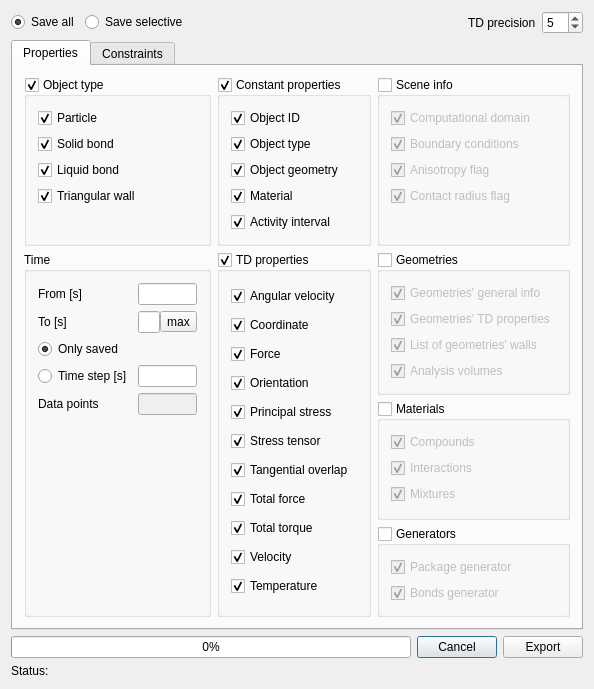
msolids/musen, file QTDialogs/MUSENMainWindow/ExportAsTextTab.ui: the form before one commit.
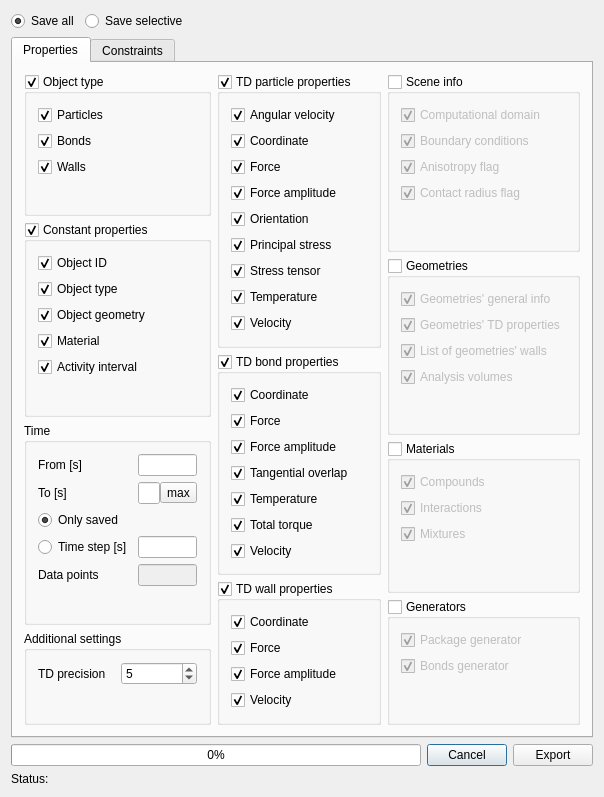
The form after the commit. Icons and pictures are not drawn. Custom widgets are drawn as their Qt base class.

The edit to the form file:
```diff
--- a/QTDialogs/MUSENMainWindow/ExportAsTextTab.ui
+++ b/QTDialogs/MUSENMainWindow/ExportAsTextTab.ui
@@ -6,8 +6,8 @@
    <rect>
     <x>0</x>
     <y>0</y>
-    <width>559</width>
-    <height>597</height>
+    <width>572</width>
+    <height>716</height>
    </rect>
   </property>
   <property name="windowTitle">
@@ -30,29 +30,31 @@
       <attribute name="title">
        <string>Properties</string>
       </attribute>
-      <layout class="QGridLayout" name="gridLayout">
-       <item row="2" column="3" rowspan="2">
-        <widget class="QGroupBox" name="groupBoxMaterials">
-         <property name="toolTip">
-          <string/>
+      <layout class="QHBoxLayout" name="horizontalLayout_6">
+       <item>
+        <layout class="QVBoxLayout" name="verticalLayout_11">
+         <item>
+          <widget class="QGroupBox" name="groupObjectType">
+           <property name="enabled">
+            <bool>true</bool>
          </property>
          <property name="title">
-          <string>Materials</string>
+            <string>Object type</string>
          </property>
          <property name="checkable">
           <bool>true</bool>
          </property>
          <property name="checked">
-          <bool>false</bool>
-         </property>
-         <layout class="QVBoxLayout" name="verticalLayout_6">
+            <bool>true</bool>
+           </property>
+           <layout class="QVBoxLayout" name="verticalLayout">
           <item>
-           <widget class="QCheckBox" name="checkBoxCompounds">
+             <widget class="QCheckBox" name="checkTypeParts">
             <property name="toolTip">
              <string/>
             </property>
             <property name="text">
-             <string>Compounds</string>
+               <string>Particles</string>
             </property>
             <property name="checked">
              <bool>true</bool>
@@ -60,12 +62,12 @@
            </widget>
           </item>
           <item>
-           <widget class="QCheckBox" name="checkBoxInteractions">
+             <widget class="QCheckBox" name="checkTypeBonds">
             <property name="toolTip">
              <string/>
             </property>
             <property name="text">
-             <string>Interactions</string>
+               <string>Bonds</string>
             </property>
             <property name="checked">
              <bool>true</bool>
@@ -73,12 +75,12 @@
            </widget>
           </item>
           <item>
-           <widget class="QCheckBox" name="checkBoxMixtures">
+             <widget class="QCheckBox" name="checkTypeWalls">
             <property name="toolTip">
              <string/>
             </property>
             <property name="text">
-             <string>Mixtures</string>
+               <string>Walls</string>
             </property>
             <property name="checked">
              <bool>true</bool>
@@ -86,7 +88,7 @@
            </widget>
           </item>
           <item>
-           <spacer name="verticalSpacer_3">
+             <spacer name="verticalSpacer_5">
             <property name="orientation">
              <enum>Qt::Vertical</enum>
             </property>
@@ -101,75 +103,8 @@
          </layout>
         </widget>
        </item>
-       <item row="1" column="3">
-        <widget class="QGroupBox" name="groupBoxGeometries">
-         <property name="toolTip">
-          <string/>
-         </property>
-         <property name="title">
-          <string>Geometries</string>
-         </property>
-         <property name="checkable">
-          <bool>true</bool>
-         </property>
-         <property name="checked">
-          <bool>false</bool>
-         </property>
-         <layout class="QVBoxLayout" name="verticalLayout_5">
           <item>
-           <widget class="QCheckBox" name="checkBoxGeometry">
-            <property name="toolTip">
-             <string/>
-            </property>
-            <property name="text">
-             <string>Geometries' general info</string>
-            </property>
-            <property name="checked">
-             <bool>true</bool>
-            </property>
-           </widget>
-          </item>
-          <item>
-           <widget class="QCheckBox" name="checkBoxTDPGeometry">
-            <property name="toolTip">
-             <string/>
-            </property>
-            <property name="text">
-             <string>Geometries' TD properties</string>
-            </property>
-            <property name="checked">
-             <bool>true</bool>
-            </property>
-           </widget>
-          </item>
-          <item>
-           <widget class="QCheckBox" name="checkBoxIndOfPlanesGeometry">
-            <property name="toolTip">
-             <string/>
-            </property>
-            <property name="text">
-             <string>List of geometries' walls</string>
-            </property>
-            <property name="checked">
-             <bool>true</bool>
-            </property>
-           </widget>
-          </item>
-          <item>
-           <widget class="QCheckBox" name="checkBoxAnalysisVolumes">
-            <property name="text">
-             <string>Analysis volumes</string>
-            </property>
-            <property name="checked">
-             <bool>true</bool>
-            </property>
-           </widget>
-          </item>
-         </layout>
-        </widget>
-       </item>
-       <item row="0" column="1">
-        <widget class="QGroupBox" name="groupBoxConstProperties">
+          <widget class="QGroupBox" name="groupConst">
          <property name="title">
           <string>Constant properties</string>
          </property>
@@ -242,78 +177,8 @@
             </property>
            </widget>
           </item>
-         </layout>
-        </widget>
-       </item>
-       <item row="0" column="3">
-        <widget class="QGroupBox" name="groupBoxSceneInfo">
-         <property name="title">
-          <string>Scene info</string>
-         </property>
-         <property name="checkable">
-          <bool>true</bool>
-         </property>
-         <property name="checked">
-          <bool>false</bool>
-         </property>
-         <layout class="QVBoxLayout" name="verticalLayout_3">
           <item>
-           <widget class="QCheckBox" name="checkBoxComputationalDomain">
-            <property name="toolTip">
-             <string/>
-            </property>
-            <property name="text">
-             <string>Computational domain</string>
-            </property>
-            <property name="checked">
-             <bool>true</bool>
-            </property>
-           </widget>
-          </item>
-          <item>
-           <widget class="QCheckBox" name="checkBoxBoundaryConditions">
-            <property name="toolTip">
-             <string/>
-            </property>
-            <property name="text">
-             <string>Boundary conditions</string>
-            </property>
-            <property name="checked">
-             <bool>true</bool>
-            </property>
-           </widget>
-          </item>
-          <item>
-           <widget class="QCheckBox" name="checkBoxAnisotropy">
-            <property name="toolTip">
-             <string/>
-            </property>
-            <property name="text">
-             <string>Anisotropy flag</string>
-            </property>
-            <property name="checked">
-             <bool>true</bool>
-            </property>
-           </widget>
-          </item>
-          <item>
-           <widget class="QCheckBox" name="checkBoxContactRadius">
-            <property name="toolTip">
-             <string/>
-            </property>
-            <property name="text">
-             <string>Contact radius flag</string>
-            </property>
-            <property name="checked">
-             <bool>true</bool>
-            </property>
-           </widget>
-          </item>
-          <item>
-           <spacer name="verticalSpacer_5">
-            <property name="toolTip">
-             <string/>
-            </property>
+             <spacer name="verticalSpacer_3">
             <property name="orientation">
              <enum>Qt::Vertical</enum>
             </property>
@@ -328,129 +193,8 @@
          </layout>
         </widget>
        </item>
-       <item row="0" column="0">
-        <widget class="QGroupBox" name="groupBoxObjectType">
-         <property name="enabled">
-          <bool>true</bool>
-         </property>
-         <property name="title">
-          <string>Object type</string>
-         </property>
-         <property name="checkable">
-          <bool>true</bool>
-         </property>
-         <property name="checked">
-          <bool>true</bool>
-         </property>
-         <layout class="QVBoxLayout" name="verticalLayout">
           <item>
-           <widget class="QCheckBox" name="checkBoxParticle">
-            <property name="toolTip">
-             <string/>
-            </property>
-            <property name="text">
-             <string>Particle</string>
-            </property>
-            <property name="checked">
-             <bool>true</bool>
-            </property>
-           </widget>
-          </item>
-          <item>
-           <widget class="QCheckBox" name="checkBoxSolidBond">
-            <property name="toolTip">
-             <string/>
-            </property>
-            <property name="text">
-             <string>Solid bond</string>
-            </property>
-            <property name="checked">
-             <bool>true</bool>
-            </property>
-           </widget>
-          </item>
-          <item>
-           <widget class="QCheckBox" name="checkBoxLiquidBond">
-            <property name="toolTip">
-             <string/>
-            </property>
-            <property name="text">
-             <string>Liquid bond</string>
-            </property>
-            <property name="checked">
-             <bool>true</bool>
-            </property>
-           </widget>
-          </item>
-          <item>
-           <widget class="QCheckBox" name="checkBoxTriangularWall">
-            <property name="toolTip">
-             <string/>
-            </property>
-            <property name="text">
-             <string>Triangular wall</string>
-            </property>
-            <property name="checked">
-             <bool>true</bool>
-            </property>
-           </widget>
-          </item>
-          <item>
-           <spacer name="verticalSpacer_2">
-            <property name="toolTip">
-             <string/>
-            </property>
-            <property name="orientation">
-             <enum>Qt::Vertical</enum>
-            </property>
-            <property name="sizeHint" stdset="0">
-             <size>
-              <width>20</width>
-              <height>40</height>
-             </size>
-            </property>
-           </spacer>
-          </item>
-         </layout>
-        </widget>
-       </item>
-       <item row="4" column="3">
-        <widget class="QGroupBox" name="groupBoxGenerators">
-         <property name="title">
-          <string>Generators</string>
-         </property>
-         <property name="checkable">
-          <bool>true</bool>
-         </property>
-         <property name="checked">
-          <bool>false</bool>
-         </property>
-         <layout class="QVBoxLayout" name="verticalLayout_7">
-          <item>
-           <widget class="QCheckBox" name="checkBoxPackageGenerator">
-            <property name="text">
-             <string>Package generator</string>
-            </property>
-            <property name="checked">
-             <bool>true</bool>
-            </property>
-           </widget>
-          </item>
-          <item>
-           <widget class="QCheckBox" name="checkBoxBondsGenerator">
-            <property name="text">
-             <string>Bonds generator</string>
-            </property>
-            <property name="checked">
-             <bool>true</bool>
-            </property>
-           </widget>
-          </item>
-         </layout>
-        </widget>
-       </item>
-       <item row="1" column="0" rowspan="4">
-        <widget class="QGroupBox" name="groupBoxTime">
+          <widget class="QGroupBox" name="groupTime">
          <property name="toolTip">
           <string/>
          </property>
@@ -459,19 +203,19 @@
          </property>
          <layout class="QGridLayout" name="gridLayout_3">
           <item row="1" column="1">
-           <layout class="QHBoxLayout" name="horizontalLayout_4" stretch="0,0">
+             <layout class="QHBoxLayout" name="horizontalLayout_5" stretch="0,0">
             <property name="spacing">
              <number>0</number>
             </property>
             <item>
-             <widget class="QLineEdit" name="lineEditTimeTo">
+               <widget class="QLineEdit" name="lineTimeEnd">
               <property name="toolTip">
                <string/>
               </property>
              </widget>
             </item>
             <item>
-             <widget class="QToolButton" name="toolButtonUpdateTimeTo">
+               <widget class="QToolButton" name="buttonTimeUpdate">
               <property name="text">
                <string>max</string>
               </property>
@@ -486,6 +230,29 @@
             </property>
            </widget>
           </item>
+            <item row="2" column="0">
+             <widget class="QRadioButton" name="radioTimeSaved">
+              <property name="toolTip">
+               <string/>
+              </property>
+              <property name="text">
+               <string>Only saved</string>
+              </property>
+              <property name="checked">
+               <bool>true</bool>
+              </property>
+             </widget>
+            </item>
+            <item row="0" column="0">
+             <widget class="QLabel" name="label_5">
+              <property name="toolTip">
+               <string/>
+              </property>
+              <property name="text">
+               <string>From [s]</string>
+              </property>
+             </widget>
+            </item>
           <item row="4" column="1">
            <widget class="QLineEdit" name="lineEditTimePoints">
             <property name="enabled">
@@ -509,13 +276,6 @@
             </property>
            </widget>
           </item>
-          <item row="3" column="1">
-           <widget class="QLineEdit" name="lineEditTimeStep">
-            <property name="toolTip">
-             <string/>
-            </property>
-           </widget>
-          </item>
           <item row="1" column="0">
            <widget class="QLabel" name="label_6">
             <property name="toolTip">
@@ -526,26 +286,10 @@
             </property>
            </widget>
           </item>
-          <item row="2" column="0">
-           <widget class="QRadioButton" name="radioButtonTimeSaved">
+            <item row="3" column="1">
+             <widget class="QLineEdit" name="lineTimeStep">
             <property name="toolTip">
              <string/>
-            </property>
-            <property name="text">
-             <string>Only saved</string>
-            </property>
-            <property name="checked">
-             <bool>true</bool>
-            </property>
-           </widget>
-          </item>
-          <item row="0" column="0">
-           <widget class="QLabel" name="label_5">
-            <property name="toolTip">
-             <string/>
-            </property>
-            <property name="text">
-             <string>From [s]</string>
             </property>
            </widget>
           </item>
@@ -559,11 +303,8 @@
             </property>
            </widget>
           </item>
-          <item row="5" column="1">
-           <spacer name="verticalSpacer">
-            <property name="toolTip">
-             <string/>
-            </property>
+            <item row="5" column="0" colspan="2">
+             <spacer name="verticalSpacer_2">
             <property name="orientation">
              <enum>Qt::Vertical</enum>
             </property>
@@ -583,16 +324,75 @@
          <zorder>radioButtonTimeStep</zorder>
          <zorder>lineEditTimeStep</zorder>
          <zorder>label_7</zorder>
-         <zorder>lineEditTimePoints</zorder>
-        </widget>
-       </item>
-       <item row="1" column="1" rowspan="4">
-        <widget class="QGroupBox" name="groupBoxTDProperties">
+           <zorder>lineTimePoints</zorder>
+          </widget>
+         </item>
+         <item>
+          <widget class="QGroupBox" name="groupAdditional">
+           <property name="title">
+            <string>Additional settings</string>
+           </property>
+           <layout class="QVBoxLayout" name="verticalLayout_10">
+            <item>
+             <layout class="QHBoxLayout" name="horizontalLayout_4">
+              <item>
+               <widget class="QLabel" name="label_2">
+                <property name="text">
+                 <string>TD precision</string>
+                </property>
+               </widget>
+              </item>
+              <item>
+               <widget class="QSpinBox" name="spinAddTDPrecision">
+                <property name="toolTip">
+                 <string>Decimal precision to be used to format floating-point values of time-dependent properties</string>
+                </property>
+                <property name="statusTip">
+                 <string>Decimal precision to be used to format floating-point values of time-dependent properties</string>
+                </property>
+                <property name="whatsThis">
+                 <string>Decimal precision to be used to format floating-point values of time-dependent properties</string>
+                </property>
+                <property name="minimum">
+                 <number>1</number>
+                </property>
+                <property name="maximum">
+                 <number>14</number>
+                </property>
+                <property name="value">
+                 <number>5</number>
+                </property>
+               </widget>
+              </item>
+             </layout>
+            </item>
+            <item>
+             <spacer name="verticalSpacer">
+              <property name="orientation">
+               <enum>Qt::Vertical</enum>
+              </property>
+              <property name="sizeHint" stdset="0">
+               <size>
+                <width>20</width>
+                <height>40</height>
+               </size>
+              </property>
+             </spacer>
+            </item>
+           </layout>
+          </widget>
+         </item>
+        </layout>
+       </item>
+       <item>
+        <layout class="QVBoxLayout" name="verticalLayout_12">
+         <item>
+          <widget class="QGroupBox" name="groupTDParts">
          <property name="toolTip">
           <string/>
          </property>
          <property name="title">
-          <string>TD properties</string>
+            <string>TD particle properties</string>
          </property>
          <property name="flat">
           <bool>false</bool>
@@ -641,7 +441,20 @@
            </widget>
           </item>
           <item>
-           <widget class="QCheckBox" name="checkBoxQuaternion">
+             <widget class="QCheckBox" name="checkTDPartForceAmpl">
+              <property name="toolTip">
+               <string>Is used for all types of objects</string>
+              </property>
+              <property name="text">
+               <string>Force amplitude</string>
+              </property>
+              <property name="checked">
+               <bool>true</bool>
+              </property>
+             </widget>
+            </item>
+            <item>
+             <widget class="QCheckBox" name="checkTDPartOrient">
             <property name="toolTip">
              <string>Is used only for particles</string>
             </property>
@@ -677,7 +490,103 @@
            </widget>
           </item>
           <item>
-           <widget class="QCheckBox" name="checkBoxTangOverlap">
+             <widget class="QCheckBox" name="checkTDPartTemp">
+              <property name="toolTip">
+               <string>Is used only for particles and solid bonds</string>
+              </property>
+              <property name="text">
+               <string>Temperature</string>
+              </property>
+              <property name="checked">
+               <bool>true</bool>
+              </property>
+             </widget>
+            </item>
+            <item>
+             <widget class="QCheckBox" name="checkTDPartVel">
+              <property name="toolTip">
+               <string>Is used only for particles and triangular walls</string>
+              </property>
+              <property name="text">
+               <string>Velocity</string>
+              </property>
+              <property name="checked">
+               <bool>true</bool>
+              </property>
+             </widget>
+            </item>
+            <item>
+             <spacer name="verticalSpacer_7">
+              <property name="orientation">
+               <enum>Qt::Vertical</enum>
+              </property>
+              <property name="sizeHint" stdset="0">
+               <size>
+                <width>20</width>
+                <height>40</height>
+               </size>
+              </property>
+             </spacer>
+            </item>
+           </layout>
+          </widget>
+         </item>
+         <item>
+          <widget class="QGroupBox" name="groupTDBonds">
+           <property name="toolTip">
+            <string/>
+           </property>
+           <property name="title">
+            <string>TD bond properties</string>
+           </property>
+           <property name="flat">
+            <bool>false</bool>
+           </property>
+           <property name="checkable">
+            <bool>true</bool>
+           </property>
+           <layout class="QVBoxLayout" name="verticalLayout_5">
+            <item>
+             <widget class="QCheckBox" name="checkTDBondCoord">
+              <property name="toolTip">
+               <string>Is used only for particles</string>
+              </property>
+              <property name="text">
+               <string>Coordinate</string>
+              </property>
+              <property name="checked">
+               <bool>true</bool>
+              </property>
+             </widget>
+            </item>
+            <item>
+             <widget class="QCheckBox" name="checkTDBondForce">
+              <property name="toolTip">
+               <string>Is used for all types of objects</string>
+              </property>
+              <property name="text">
+               <string>Force</string>
+              </property>
+              <property name="checked">
+               <bool>true</bool>
+              </property>
+             </widget>
+            </item>
+            <item>
+             <widget class="QCheckBox" name="checkTDBondForceAmpl">
+              <property name="toolTip">
+               <string>Is used for all types of objects</string>
+              </property>
+              <property name="text">
+               <string>Force amplitude</string>
+              </property>
+              <property name="checked">
+               <bool>true</bool>
+              </property>
+             </widget>
+            </item>
+            <item>
+             <widget class="QCheckBox" name="checkTDBondTangOverl">
             <property name="toolTip">
              <string>Is used only for solid bonds</string>
             </property>
@@ -690,12 +599,12 @@
            </widget>
           </item>
           <item>
-           <widget class="QCheckBox" name="checkBoxTotalForce">
+             <widget class="QCheckBox" name="checkTDBondTemp">
             <property name="toolTip">
              <string>Is used for all types of objects</string>
             </property>
             <property name="text">
-             <string>Total force</string>
+               <string>Temperature</string>
             </property>
             <property name="checked">
              <bool>true</bool>
@@ -703,7 +612,7 @@
            </widget>
           </item>
           <item>
-           <widget class="QCheckBox" name="checkBoxTotalTorque">
+             <widget class="QCheckBox" name="checkTDBondTotTorque">
             <property name="toolTip">
              <string>Is used only for solid bonds</string>
             </property>
@@ -716,7 +625,7 @@
            </widget>
           </item>
           <item>
-           <widget class="QCheckBox" name="checkBoxVelocity">
+             <widget class="QCheckBox" name="checkTDBondVel">
             <property name="toolTip">
              <string>Is used only for particles and triangular walls</string>
             </property>
@@ -729,20 +638,387 @@
            </widget>
           </item>
           <item>
-           <widget class="QCheckBox" name="checkBoxTemperature">
+             <spacer name="verticalSpacer_6">
+              <property name="orientation">
+               <enum>Qt::Vertical</enum>
+              </property>
+              <property name="sizeHint" stdset="0">
+               <size>
+                <width>20</width>
+                <height>40</height>
+               </size>
+              </property>
+             </spacer>
+            </item>
+           </layout>
+          </widget>
+         </item>
+         <item>
+          <widget class="QGroupBox" name="groupTDWalls">
             <property name="toolTip">
-             <string>Is used only for particles and solid bonds</string>
-            </property>
+            <string/>
+           </property>
+           <property name="title">
+            <string>TD wall properties</string>
+           </property>
+           <property name="flat">
+            <bool>false</bool>
+           </property>
+           <property name="checkable">
+            <bool>true</bool>
+           </property>
+           <layout class="QVBoxLayout" name="verticalLayout_6">
+            <item>
+             <widget class="QCheckBox" name="checkTDWallCoord">
+              <property name="toolTip">
+               <string>Is used only for particles</string>
+              </property>
             <property name="text">
-             <string>Temperature</string>
+               <string>Coordinate</string>
             </property>
             <property name="checked">
              <bool>true</bool>
             </property>
            </widget>
           </item>
-         </layout>
-        </widget>
+            <item>
+             <widget class="QCheckBox" name="checkTDWallForce">
+              <property name="toolTip">
+               <string>Is used for all types of objects</string>
+              </property>
+              <property name="text">
+               <string>Force</string>
+              </property>
+              <property name="checked">
+               <bool>true</bool>
+              </property>
+             </widget>
+            </item>
+            <item>
+             <widget class="QCheckBox" name="checkTDWallForceAmpl">
+              <property name="toolTip">
+               <string>Is used for all types of objects</string>
+              </property>
+              <property name="text">
+               <string>Force amplitude</string>
+              </property>
+              <property name="checked">
+               <bool>true</bool>
+              </property>
+             </widget>
+            </item>
+            <item>
+             <widget class="QCheckBox" name="checkTDWallVel">
+              <property name="toolTip">
+               <string>Is used only for particles and triangular walls</string>
+              </property>
+              <property name="text">
+               <string>Velocity</string>
+              </property>
+              <property name="checked">
+               <bool>true</bool>
+              </property>
+             </widget>
+            </item>
+            <item>
+             <spacer name="verticalSpacer_8">
+              <property name="orientation">
+               <enum>Qt::Vertical</enum>
+              </property>
+              <property name="sizeHint" stdset="0">
+               <size>
+                <width>20</width>
+                <height>40</height>
+               </size>
+              </property>
+             </spacer>
+            </item>
+           </layout>
+          </widget>
+         </item>
+        </layout>
+       </item>
+       <item>
+        <layout class="QVBoxLayout" name="verticalLayout_13">
+         <item>
+          <widget class="QGroupBox" name="groupScene">
+           <property name="title">
+            <string>Scene info</string>
+           </property>
+           <property name="checkable">
+            <bool>true</bool>
+           </property>
+           <property name="checked">
+            <bool>false</bool>
+           </property>
+           <layout class="QVBoxLayout" name="verticalLayout_3">
+            <item>
+             <widget class="QCheckBox" name="checkInfoDomain">
+              <property name="toolTip">
+               <string/>
+              </property>
+              <property name="text">
+               <string>Computational domain</string>
+              </property>
+              <property name="checked">
+               <bool>true</bool>
+              </property>
+             </widget>
+            </item>
+            <item>
+             <widget class="QCheckBox" name="checkInfoPBC">
+              <property name="toolTip">
+               <string/>
+              </property>
+              <property name="text">
+               <string>Boundary conditions</string>
+              </property>
+              <property name="checked">
+               <bool>true</bool>
+              </property>
+             </widget>
+            </item>
+            <item>
+             <widget class="QCheckBox" name="checkInfoAnisotropy">
+              <property name="toolTip">
+               <string/>
+              </property>
+              <property name="text">
+               <string>Anisotropy flag</string>
+              </property>
+              <property name="checked">
+               <bool>true</bool>
+              </property>
+             </widget>
+            </item>
+            <item>
+             <widget class="QCheckBox" name="checkInfoContactRadius">
+              <property name="toolTip">
+               <string/>
+              </property>
+              <property name="text">
+               <string>Contact radius flag</string>
+              </property>
+              <property name="checked">
+               <bool>true</bool>
+              </property>
+             </widget>
+            </item>
+            <item>
+             <spacer name="verticalSpacer_11">
+              <property name="orientation">
+               <enum>Qt::Vertical</enum>
+              </property>
+              <property name="sizeHint" stdset="0">
+               <size>
+                <width>20</width>
+                <height>40</height>
+               </size>
+              </property>
+             </spacer>
+            </item>
+           </layout>
+          </widget>
+         </item>
+         <item>
+          <widget class="QGroupBox" name="groupGeometries">
+           <property name="toolTip">
+            <string/>
+           </property>
+           <property name="title">
+            <string>Geometries</string>
+           </property>
+           <property name="checkable">
+            <bool>true</bool>
+           </property>
+           <property name="checked">
+            <bool>false</bool>
+           </property>
+           <layout class="QVBoxLayout" name="verticalLayout_7">
+            <item>
+             <widget class="QCheckBox" name="checkGeometryGeneral">
+              <property name="toolTip">
+               <string/>
+              </property>
+              <property name="text">
+               <string>Geometries' general info</string>
+              </property>
+              <property name="checked">
+               <bool>true</bool>
+              </property>
+             </widget>
+            </item>
+            <item>
+             <widget class="QCheckBox" name="checkGeometryTDP">
+              <property name="toolTip">
+               <string/>
+              </property>
+              <property name="text">
+               <string>Geometries' TD properties</string>
+              </property>
+              <property name="checked">
+               <bool>true</bool>
+              </property>
+             </widget>
+            </item>
+            <item>
+             <widget class="QCheckBox" name="checkGeometryWalls">
+              <property name="toolTip">
+               <string/>
+              </property>
+              <property name="text">
+               <string>List of geometries' walls</string>
+              </property>
+              <property name="checked">
+               <bool>true</bool>
+              </property>
+             </widget>
+            </item>
+            <item>
+             <widget class="QCheckBox" name="checkGeometryVolumes">
+              <property name="text">
+               <string>Analysis volumes</string>
+              </property>
+              <property name="checked">
+               <bool>true</bool>
+              </property>
+             </widget>
+            </item>
+            <item>
+             <spacer name="verticalSpacer_10">
+              <property name="orientation">
+               <enum>Qt::Vertical</enum>
+              </property>
+              <property name="sizeHint" stdset="0">
+               <size>
+                <width>20</width>
+                <height>40</height>
+               </size>
+              </property>
+             </spacer>
+            </item>
+           </layout>
+          </widget>
+         </item>
+         <item>
+          <widget class="QGroupBox" name="groupMaterials">
+           <property name="toolTip">
+            <string/>
+           </property>
+           <property name="title">
+            <string>Materials</string>
+           </property>
+           <property name="checkable">
+            <bool>true</bool>
+           </property>
+           <property name="checked">
+            <bool>false</bool>
+           </property>
+           <layout class="QVBoxLayout" name="verticalLayout_9">
+            <item>
+             <widget class="QCheckBox" name="checkMaterialCompounds">
+              <property name="toolTip">
+               <string/>
+              </property>
+              <property name="text">
+               <string>Compounds</string>
+              </property>
+              <property name="checked">
+               <bool>true</bool>
+              </property>
+             </widget>
+            </item>
+            <item>
+             <widget class="QCheckBox" name="checkMaterialInteractions">
+              <property name="toolTip">
+               <string/>
+              </property>
+              <property name="text">
+               <string>Interactions</string>
+              </property>
+              <property name="checked">
+               <bool>true</bool>
+              </property>
+             </widget>
+            </item>
+            <item>
+             <widget class="QCheckBox" name="checkMaterialMixtures">
+              <property name="toolTip">
+               <string/>
+              </property>
+              <property name="text">
+               <string>Mixtures</string>
+              </property>
+              <property name="checked">
+               <bool>true</bool>
+              </property>
+             </widget>
+            </item>
+            <item>
+             <spacer name="verticalSpacer_9">
+              <property name="orientation">
+               <enum>Qt::Vertical</enum>
+              </property>
+              <property name="sizeHint" stdset="0">
+               <size>
+                <width>20</width>
+                <height>40</height>
+               </size>
+              </property>
+             </spacer>
+            </item>
+           </layout>
+          </widget>
+         </item>
+         <item>
+          <widget class="QGroupBox" name="groupGenerators">
+           <property name="title">
+            <string>Generators</string>
+           </property>
+           <property name="checkable">
+            <bool>true</bool>
+           </property>
+           <property name="checked">
+            <bool>false</bool>
+           </property>
+           <layout class="QVBoxLayout" name="verticalLayout_8">
+            <item>
+             <widget class="QCheckBox" name="checkGeneratorPackage">
+              <property name="text">
+               <string>Package generator</string>
+              </property>
+              <property name="checked">
+               <bool>true</bool>
+              </property>
+             </widget>
+            </item>
+            <item>
+             <widget class="QCheckBox" name="checkGeneratorBonds">
+              <property name="text">
+               <string>Bonds generator</string>
+              </property>
+              <property name="checked">
+               <bool>true</bool>
+              </property>
+             </widget>
+            </item>
+            <item>
+             <spacer name="verticalSpacer_4">
+              <property name="orientation">
+               <enum>Qt::Vertical</enum>
+              </property>
+              <property name="sizeHint" stdset="0">
+               <size>
+                <width>20</width>
+                <height>40</height>
+               </size>
+              </property>
+             </spacer>
+            </item>
+           </layout>
+          </widget>
+         </item>
+        </layout>
        </item>
       </layout>
      </widget>
@@ -794,35 +1070,6 @@
        </property>
       </spacer>
      </item>
-     <item>
-      <widget class="QLabel" name="label">
-       <property name="text">
-        <string>TD precision</string>
-       </property>
-      </widget>
-     </item>
-     <item>
-      <widget class="QSpinBox" name="spinBoxPrecision">
-       <property name="toolTip">
-        <string>Decimal precision to be used to format floating-point values of time-dependent properties</string>
-       </property>
-       <property name="statusTip">
-        <string>Decimal precision to be used to format floating-point values of time-dependent properties</string>
-       </property>
-       <property name="whatsThis">
-        <string>Decimal precision to be used to format floating-point values of time-dependent properties</string>
-       </property>
-       <property name="minimum">
-        <number>1</number>
-       </property>
-       <property name="maximum">
-        <number>14</number>
-       </property>
-       <property name="value">
-        <number>5</number>
-       </property>
-      </widget>
-     </item>
     </layout>
    </item>
    <item row="2" column="0">
```
Left out of the diff: 144 changed lines with no effect on the pictures. Lines whose indentation alone changed are shown as unchanged.
